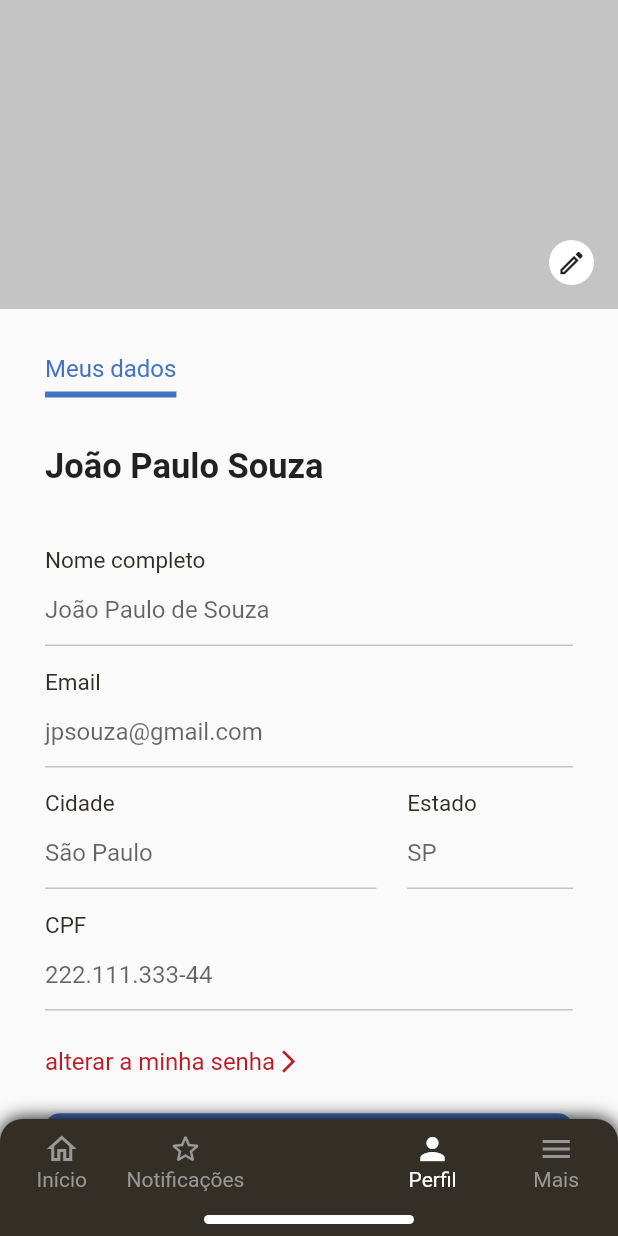
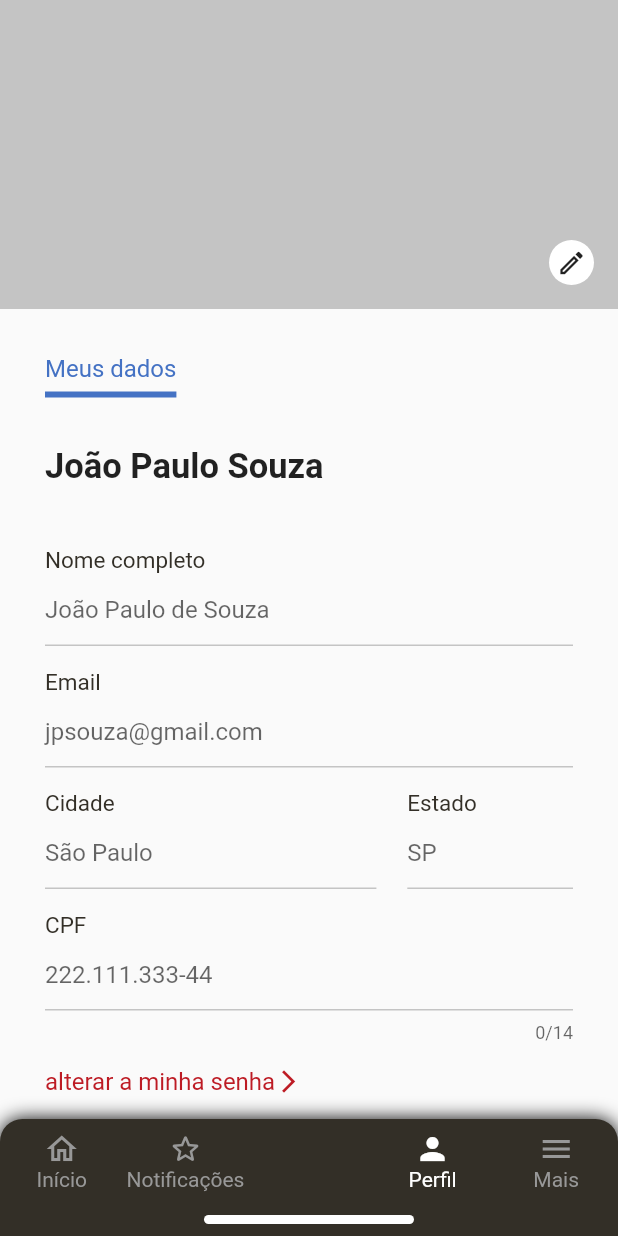
Before and after one commit to Gustavotc/psel-shinier-2021, a Flutter app: the screen it shows after launch, item 3 of the bottom bar chosen, on a phone screen of 412 x 824 dp. Run offline on Flutter 3.47's test engine with Material 2 defaults, Android fonts, the phone set to English and light mode, and no system bars.

Commit message:
Update commit: profile infos and buttons are now custom Widgets, new TextField verifications and code refactoring

```diff
--- a/lib/Screens/Profile/components/body.dart
+++ b/lib/Screens/Profile/components/body.dart
@@ -1,12 +1,8 @@
 import 'package:flutter/material.dart';
 import 'package:psel_shinier_2021/Screens/Profile/components/profile_header.dart';
-import 'package:psel_shinier_2021/Screens/Profile/components/profile_item.dart';
 
-import 'package:psel_shinier_2021/components/CustomButton.dart';
-
-import 'change_password_button.dart';
-import 'custom_text_myprofile.dart';
-import 'text_user_name.dart';
+import 'edit_profile_buttons.dart';
+import 'user_profile_infos.dart';
 
 //Class to create Profile Page Body
 class Body extends StatefulWidget {
@@ -19,70 +15,12 @@ class Body extends StatefulWidget {
 class _BodyState extends State<Body> {
   @override
   Widget build(BuildContext context) {
-    Size size = MediaQuery.of(context).size; //Screen size variable
-
     return Column( //Column to wrap all the content
       crossAxisAlignment: CrossAxisAlignment.start, //Left border aligment
       children: <Widget>[
         ProfileHeader(), //Custom Widget to show a profile picture (Showing a color for demonstration)
-        Padding(
-          padding: EdgeInsets.all(30),
-          child: Column( //Column to wrap the profile informations
-            crossAxisAlignment: CrossAxisAlignment.start, //Left border aligment
-            mainAxisSize: MainAxisSize.max, //Takes all the screen height avaliable
-            children: <Widget>[
-              CustomTextMyProfile(), //Custom Widget to show a Customized Text
-              SizedBox(height: size.height * 0.04),
-              TextUserName(name: "João Paulo Souza"), //Custom widget to show the username
-              SizedBox(height: size.height * 0.03),   //Space between Username and profile details
-              ProfileItem( //Custom widget to User full name
-                label: "Nome completo",
-                hint: "João Paulo de Souza",
-                onChanged: (value) {},
-              ),
-              ProfileItem( //Custom widget to User email
-                label: "Email",
-                hint: "jpsouza@gmail.com",
-                onChanged: (value) {},
-              ),
-              Row( //Custom widget to city and state
-                children: <Widget>[
-                  Flexible(
-                    flex: 2, //Determines the proportion of the widgets
-                    child: ProfileItem(
-                      label: "Cidade",
-                      hint: "São Paulo",
-                      onChanged: (value) {},
-                    ),
-                  ),
-                  SizedBox(
-                    width: size.width * 0.05,
-                  ),
-                  Flexible( //Determines the proportion of the widgets
-                    flex: 1,
-                    child: ProfileItem(
-                      label: "Estado",
-                      hint: "SP",
-                      onChanged: (value) {},
-                    ),
-                  ),
-                ],
-              ),
-              ProfileItem( //Custom widget to User CPF
-                label: "CPF",
-                hint: "222.111.333-44",
-                onChanged: (value) {/* To-Do onChanged */},
-              ),
-              SizedBox(height: size.height * 0.03),
-              ChangePasswordButton(), //Custom buttom to change user password
-              SizedBox(height: size.height * 0.03),
-              CustomButton( //Custom buttom to save profile informations modifications
-                  text: "Salvar",
-                  onPressed: () {/* To-Do onPressed (Save informations) */}
-               ),
-            ],
-          ),
-        ),
+        UserProfileInfos(), //show all user profile infos
+        EditProfileButtons(), //show change password and Edit profile infos buttons
       ],
     );
   }
--- /dev/null
+++ b/lib/Screens/Profile/components/edit_profile_buttons.dart
@@ -0,0 +1,32 @@
+import 'package:flutter/material.dart';
+import 'package:psel_shinier_2021/components/CustomButton.dart';
+
+import 'change_password_button.dart';
+
+//Class to wrap change password and edit profile infos buttons
+class EditProfileButtons extends StatelessWidget {
+  const EditProfileButtons({
+    Key key,
+  }) : super(key: key);
+
+  @override
+  Widget build(BuildContext context) {
+
+    Size size = MediaQuery.of(context).size; //Screen size variable
+
+    return Padding(
+      padding: const EdgeInsets.symmetric(horizontal: 30.0, vertical: 16),
+      child: Column(
+        crossAxisAlignment: CrossAxisAlignment.start,
+        children: [
+          ChangePasswordButton(),
+          SizedBox(height: size.height * 0.03),
+          CustomButton( //Custom buttom to save profile informations modifications
+              text: "Salvar",
+              onPressed: () {/* To-Do onPressed (Save informations) */}
+           ),
+        ],
+      ),
+    );
+  }
+}
--- a/lib/Screens/Profile/components/profile_item.dart
+++ b/lib/Screens/Profile/components/profile_item.dart
@@ -4,10 +4,12 @@ import 'package:flutter/material.dart';
 class ProfileItem extends StatelessWidget {
   final String label; // Input label text
   final String hint; // Hint Text
-  final ValueChanged onChanged; // On Valeu changed Function
+  final ValueChanged onChanged; // On Value changed Function
+  final bool isCPF; // Checks keyboard type
 
   //Constructor to receive the parameters
   const ProfileItem({
+    this.isCPF = false,   //Sets text keyboard as default
     @required this.label,
     @required this.hint,
     @required this.onChanged,
@@ -26,6 +28,9 @@ class ProfileItem extends StatelessWidget {
           ),
         ),
         TextField( //Custom TextField,
+          onChanged: onChanged, //Sets onChanged function received by the constructor (should be replaced by controller)
+          maxLength: isCPF ?  14 : null, //Case it's a CPF, it must have 14 digits counting with . and -
+          keyboardType: isCPF ? TextInputType.number : TextInputType.text, //Sets numerical keyboard if it's a numerical input
           decoration: InputDecoration(
             hintText: hint, //Hint text received by the constructor
             floatingLabelBehavior: FloatingLabelBehavior.always,
--- /dev/null
+++ b/lib/Screens/Profile/components/user_profile_infos.dart
@@ -0,0 +1,71 @@
+import 'package:flutter/material.dart';
+
+import 'custom_text_myprofile.dart';
+import 'profile_item.dart';
+import 'text_user_name.dart';
+
+//Class to show all user profile infos
+class UserProfileInfos extends StatelessWidget {
+  const UserProfileInfos({
+    Key key,
+  }) : super(key: key);
+
+  @override
+  Widget build(BuildContext context) {
+
+    Size size = MediaQuery.of(context).size; //Screen size variable
+
+    return Padding(
+      padding: EdgeInsets.fromLTRB(30, 30, 30 , 0),
+      child: Column( //Column to wrap the profile informations
+        crossAxisAlignment: CrossAxisAlignment.start, //Left border aligment
+        mainAxisSize: MainAxisSize.max, //Takes all the screen height avaliable
+        children: <Widget>[
+          CustomTextMyProfile(), //Custom Widget to show a Customized Text
+          SizedBox(height: size.height * 0.04),
+          TextUserName(name: "João Paulo Souza"), //Custom widget to show the username
+          SizedBox(height: size.height * 0.03),   //Space between Username and profile details
+          ProfileItem( //Custom widget to User full name
+            label: "Nome completo",
+            hint: "João Paulo de Souza",
+            onChanged: (value) {},
+          ),
+          ProfileItem( //Custom widget to User email
+            label: "Email",
+            hint: "jpsouza@gmail.com",
+            onChanged: (value) {},
+          ),
+          Row( //Custom widget to wrap city and state fields
+            children: <Widget>[
+              Flexible(
+                flex: 2, //Determines the proportion of the widgets
+                child: ProfileItem(
+                  label: "Cidade",
+                  hint: "São Paulo",
+                  onChanged: (value) {},
+                ),
+              ),
+              SizedBox(
+                width: size.width * 0.05,
+              ),
+              Flexible(
+                flex: 1, //Determines the proportion of the widgets
+                child: ProfileItem(
+                  label: "Estado",
+                  hint: "SP",
+                  onChanged: (value) {},
+                ),
+              ),
+            ],
+          ),
+          ProfileItem( //Custom widget to User CPF
+            label: "CPF",
+            hint: "222.111.333-44",
+            onChanged: (value) {/* To-Do onChanged */},
+            isCPF: true, //Sets numerical keyboard
+          ),
+        ],
+      ),
+    );
+  }
+}
```
